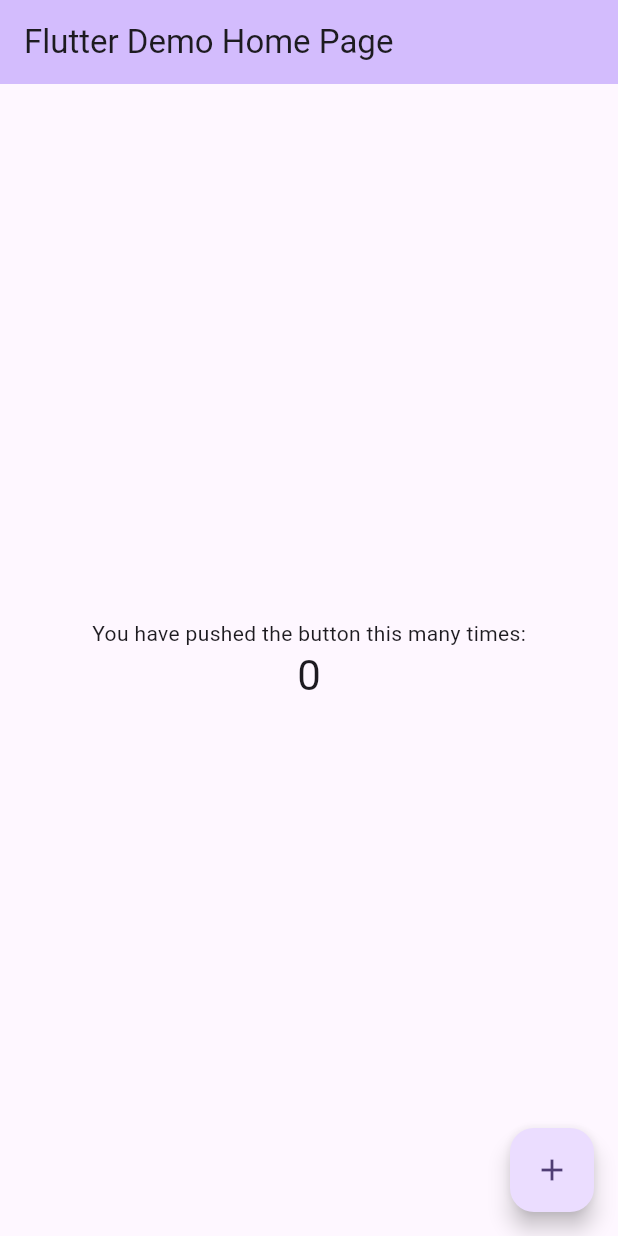
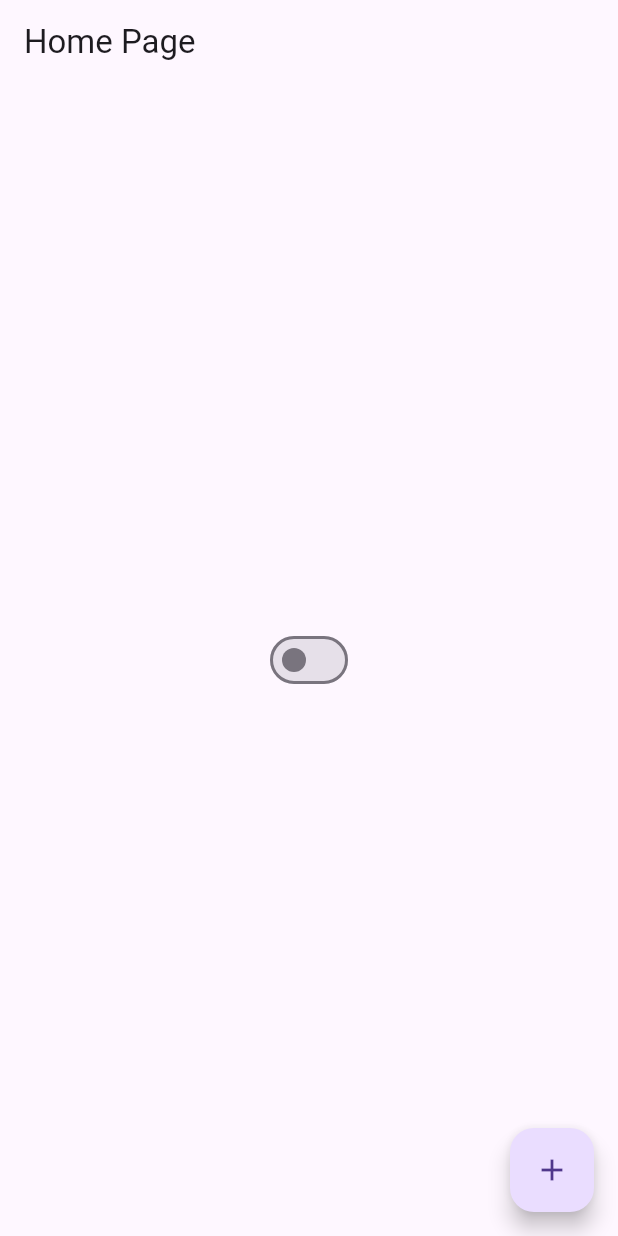
Before and after one commit to LuizHVicari/flutter-project, a Flutter app: the screen it shows after launch, on a phone screen of 412 x 824 dp. Run offline on Flutter 3.47's test engine with Material 3 defaults, Android fonts, the phone set to English and light mode, and no system bars.

Commit message:
theme switcher

```diff
--- /dev/null
+++ b/hello_world/lib/app_controller.dart
@@ -0,0 +1,13 @@
+import 'package:flutter/material.dart';
+
+class AppController extends ChangeNotifier {
+
+  static AppController instance = AppController();
+
+  bool isDarkTheme = false;
+
+  changeTheme() {
+    isDarkTheme = !isDarkTheme;
+    notifyListeners();
+  }
+}
--- a/hello_world/lib/main.dart
+++ b/hello_world/lib/main.dart
@@ -1,125 +1,6 @@
 import 'package:flutter/material.dart';
+import 'pages/home_page.dart';
 
-void main() {
-  runApp(const MyApp());
+main() {
+  runApp(HomePage());
 }
-
-class MyApp extends StatelessWidget {
-  const MyApp({super.key});
-
-  // This widget is the root of your application.
-  @override
-  Widget build(BuildContext context) {
-    return MaterialApp(
-      title: 'Flutter Demo',
-      theme: ThemeData(
-        // This is the theme of your application.
-        //
-        // TRY THIS: Try running your application with "flutter run". You'll see
-        // the application has a purple toolbar. Then, without quitting the app,
-        // try changing the seedColor in the colorScheme below to Colors.green
-        // and then invoke "hot reload" (save your changes or press the "hot
-        // reload" button in a Flutter-supported IDE, or press "r" if you used
-        // the command line to start the app).
-        //
-        // Notice that the counter didn't reset back to zero; the application
-        // state is not lost during the reload. To reset the state, use hot
-        // restart instead.
-        //
-        // This works for code too, not just values: Most code changes can be
-        // tested with just a hot reload.
-        colorScheme: ColorScheme.fromSeed(seedColor: Colors.deepPurple),
-        useMaterial3: true,
-      ),
-      home: const MyHomePage(title: 'Flutter Demo Home Page'),
-    );
-  }
-}
-
-class MyHomePage extends StatefulWidget {
-  const MyHomePage({super.key, required this.title});
-
-  // This widget is the home page of your application. It is stateful, meaning
-  // that it has a State object (defined below) that contains fields that affect
-  // how it looks.
-
-  // This class is the configuration for the state. It holds the values (in this
-  // case the title) provided by the parent (in this case the App widget) and
-  // used by the build method of the State. Fields in a Widget subclass are
-  // always marked "final".
-
-  final String title;
-
-  @override
-  State<MyHomePage> createState() => _MyHomePageState();
-}
-
-class _MyHomePageState extends State<MyHomePage> {
-  int _counter = 0;
-
-  void _incrementCounter() {
-    setState(() {
-      // This call to setState tells the Flutter framework that something has
-      // changed in this State, which causes it to rerun the build method below
-      // so that the display can reflect the updated values. If we changed
-      // _counter without calling setState(), then the build method would not be
-      // called again, and so nothing would appear to happen.
-      _counter++;
-    });
-  }
-
-  @override
-  Widget build(BuildContext context) {
-    // This method is rerun every time setState is called, for instance as done
-    // by the _incrementCounter method above.
-    //
-    // The Flutter framework has been optimized to make rerunning build methods
-    // fast, so that you can just rebuild anything that needs updating rather
-    // than having to individually change instances of widgets.
-    return Scaffold(
-      appBar: AppBar(
-        // TRY THIS: Try changing the color here to a specific color (to
-        // Colors.amber, perhaps?) and trigger a hot reload to see the AppBar
-        // change color while the other colors stay the same.
-        backgroundColor: Theme.of(context).colorScheme.inversePrimary,
-        // Here we take the value from the MyHomePage object that was created by
-        // the App.build method, and use it to set our appbar title.
-        title: Text(widget.title),
-      ),
-      body: Center(
-        // Center is a layout widget. It takes a single child and positions it
-        // in the middle of the parent.
-        child: Column(
-          // Column is also a layout widget. It takes a list of children and
-          // arranges them vertically. By default, it sizes itself to fit its
-          // children horizontally, and tries to be as tall as its parent.
-          //
-          // Column has various properties to control how it sizes itself and
-          // how it positions its children. Here we use mainAxisAlignment to
-          // center the children vertically; the main axis here is the vertical
-          // axis because Columns are vertical (the cross axis would be
-          // horizontal).
-          //
-          // TRY THIS: Invoke "debug painting" (choose the "Toggle Debug Paint"
-          // action in the IDE, or press "p" in the console), to see the
-          // wireframe for each widget.
-          mainAxisAlignment: MainAxisAlignment.center,
-          children: <Widget>[
-            const Text(
-              'You have pushed the button this many times:',
-            ),
-            Text(
-              '$_counter',
-              style: Theme.of(context).textTheme.headlineMedium,
-            ),
-          ],
-        ),
-      ),
-      floatingActionButton: FloatingActionButton(
-        onPressed: _incrementCounter,
-        tooltip: 'Increment',
-        child: const Icon(Icons.add),
-      ), // This trailing comma makes auto-formatting nicer for build methods.
-    );
-  }
-}
--- /dev/null
+++ b/hello_world/lib/pages/home_page.dart
@@ -0,0 +1,40 @@
+import 'package:flutter/material.dart';
+import 'package:hello_world/app_controller.dart';
+import 'package:hello_world/widgets/switch_theme.dart';
+
+class HomePage extends StatefulWidget {
+  @override
+  State<HomePage> createState() {
+    return HomePageState();
+  }
+}
+
+class HomePageState extends State<HomePage> {
+  @override
+  Widget build(BuildContext context) {
+    return AnimatedBuilder(
+      animation: AppController.instance,
+      builder: (context, child) {
+        return MaterialApp(
+          theme: !AppController.instance.isDarkTheme ? ThemeData.light() : ThemeData.dark(),
+          home: Scaffold(
+            appBar: AppBar(
+              title: const Text('Home Page'),
+            ),
+            body: Center(
+              child: SwitchForTheme()
+            ),
+            floatingActionButton: FloatingActionButton(
+              child: const Icon(Icons.add),
+              onPressed: () {
+                setState(() {
+
+                });
+              }
+            )
+          )
+        );
+      }
+    );
+  }
+}
--- /dev/null
+++ b/hello_world/lib/widgets/switch_theme.dart
@@ -0,0 +1,22 @@
+import 'package:flutter/material.dart';
+import 'package:hello_world/app_controller.dart';
+
+class SwitchForTheme extends StatefulWidget {
+  @override
+  State<SwitchForTheme> createState() {
+    return SwitchState();
+  }
+}
+
+class SwitchState extends State<SwitchForTheme> {
+
+  @override
+  Widget build(BuildContext context) {
+    return Switch(
+      value: AppController.instance.isDarkTheme,
+      onChanged: (value) {
+        AppController.instance.changeTheme();
+      },
+    );
+  }
+}
```
Also changed, not shown: 2 other files.
